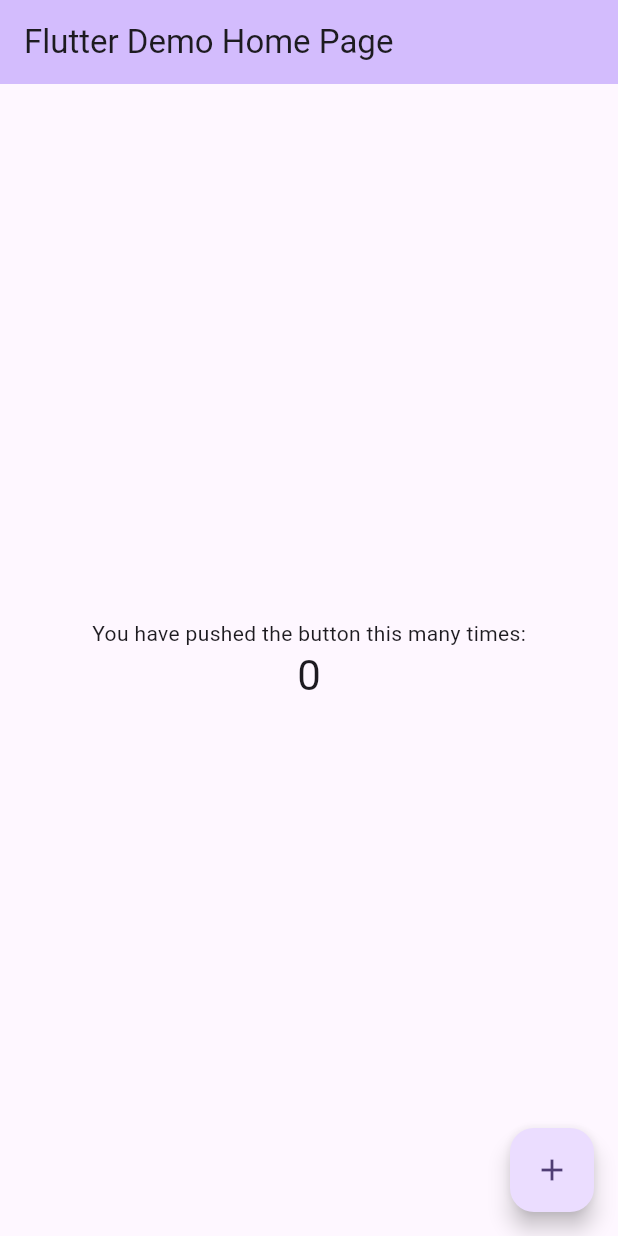
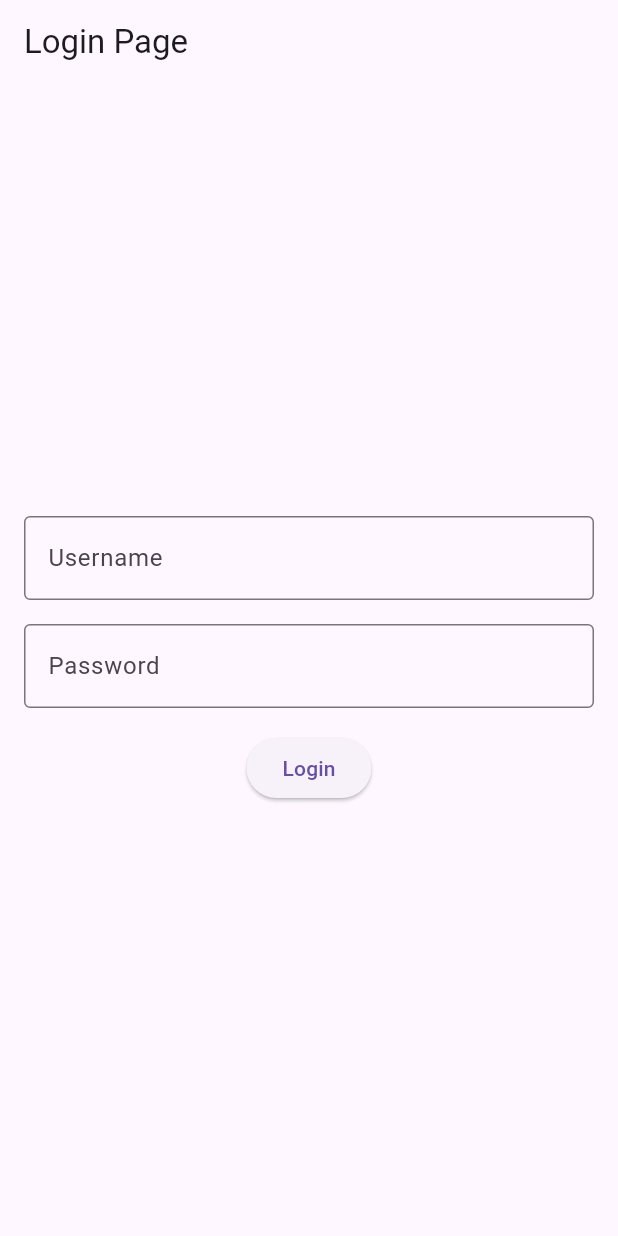
Before and after one commit to yogaacor/SiMontir, a Flutter app: the screen it shows after launch, on a phone screen of 412 x 824 dp. Run offline on Flutter 3.47's test engine with Material 3 defaults, Android fonts, the phone set to English and light mode, and no system bars.

Commit message:
Setup awal

```diff
--- a/lib/main.dart
+++ b/lib/main.dart
@@ -1,125 +1,113 @@
 import 'package:flutter/material.dart';
 
 void main() {
-  runApp(const MyApp());
+  runApp(MyApp());
 }
 
 class MyApp extends StatelessWidget {
-  const MyApp({super.key});
-
-  // This widget is the root of your application.
   @override
   Widget build(BuildContext context) {
     return MaterialApp(
-      title: 'Flutter Demo',
+      debugShowCheckedModeBanner: false,
+      title: 'Login Page',
       theme: ThemeData(
-        // This is the theme of your application.
-        //
-        // TRY THIS: Try running your application with "flutter run". You'll see
-        // the application has a purple toolbar. Then, without quitting the app,
-        // try changing the seedColor in the colorScheme below to Colors.green
-        // and then invoke "hot reload" (save your changes or press the "hot
-        // reload" button in a Flutter-supported IDE, or press "r" if you used
-        // the command line to start the app).
-        //
-        // Notice that the counter didn't reset back to zero; the application
-        // state is not lost during the reload. To reset the state, use hot
-        // restart instead.
-        //
-        // This works for code too, not just values: Most code changes can be
-        // tested with just a hot reload.
-        colorScheme: ColorScheme.fromSeed(seedColor: Colors.deepPurple),
-        useMaterial3: true,
+        primarySwatch: Colors.blue,
       ),
-      home: const MyHomePage(title: 'Flutter Demo Home Page'),
+      home: LoginPage(),
     );
   }
 }
 
-class MyHomePage extends StatefulWidget {
-  const MyHomePage({super.key, required this.title});
+class LoginPage extends StatefulWidget {
+  @override
+  _LoginPageState createState() => _LoginPageState();
+}
 
-  // This widget is the home page of your application. It is stateful, meaning
-  // that it has a State object (defined below) that contains fields that affect
-  // how it looks.
+class _LoginPageState extends State<LoginPage> {
+  final _formKey = GlobalKey<FormState>();
+  final _usernameController = TextEditingController();
+  final _passwordController = TextEditingController();
 
-  // This class is the configuration for the state. It holds the values (in this
-  // case the title) provided by the parent (in this case the App widget) and
-  // used by the build method of the State. Fields in a Widget subclass are
-  // always marked "final".
+  void _login() {
+    if (_formKey.currentState?.validate() ?? false) {
+      // Perform login logic
+      String username = _usernameController.text;
+      String password = _passwordController.text;
+      // For demonstration, print the values
+      print('Username: $username');
+      print('Password: $password');
 
-  final String title;
+      // You can add your own authentication logic here
+      // For example, send the credentials to a server for verification
+
+      // Clear the fields after login
+      _usernameController.clear();
+      _passwordController.clear();
+
+      // Navigate to the next screen or show a success message
+      ScaffoldMessenger.of(context).showSnackBar(
+        SnackBar(content: Text('Login successful!')),
+      );
+    }
+  }
 
   @override
-  State<MyHomePage> createState() => _MyHomePageState();
-}
-
-class _MyHomePageState extends State<MyHomePage> {
-  int _counter = 0;
-
-  void _incrementCounter() {
-    setState(() {
-      // This call to setState tells the Flutter framework that something has
-      // changed in this State, which causes it to rerun the build method below
-      // so that the display can reflect the updated values. If we changed
-      // _counter without calling setState(), then the build method would not be
-      // called again, and so nothing would appear to happen.
-      _counter++;
-    });
+  void dispose() {
+    _usernameController.dispose();
+    _passwordController.dispose();
+    super.dispose();
   }
 
   @override
   Widget build(BuildContext context) {
-    // This method is rerun every time setState is called, for instance as done
-    // by the _incrementCounter method above.
-    //
-    // The Flutter framework has been optimized to make rerunning build methods
-    // fast, so that you can just rebuild anything that needs updating rather
-    // than having to individually change instances of widgets.
     return Scaffold(
       appBar: AppBar(
-        // TRY THIS: Try changing the color here to a specific color (to
-        // Colors.amber, perhaps?) and trigger a hot reload to see the AppBar
-        // change color while the other colors stay the same.
-        backgroundColor: Theme.of(context).colorScheme.inversePrimary,
-        // Here we take the value from the MyHomePage object that was created by
-        // the App.build method, and use it to set our appbar title.
-        title: Text(widget.title),
+        title: Text('Login Page'),
       ),
-      body: Center(
-        // Center is a layout widget. It takes a single child and positions it
-        // in the middle of the parent.
+      body: Padding(
+        padding: EdgeInsets.all(16.0),
+        child: Form(
+          key: _formKey,
           child: Column(
-          // Column is also a layout widget. It takes a list of children and
-          // arranges them vertically. By default, it sizes itself to fit its
-          // children horizontally, and tries to be as tall as its parent.
-          //
-          // Column has various properties to control how it sizes itself and
-          // how it positions its children. Here we use mainAxisAlignment to
-          // center the children vertically; the main axis here is the vertical
-          // axis because Columns are vertical (the cross axis would be
-          // horizontal).
-          //
-          // TRY THIS: Invoke "debug painting" (choose the "Toggle Debug Paint"
-          // action in the IDE, or press "p" in the console), to see the
-          // wireframe for each widget.
             mainAxisAlignment: MainAxisAlignment.center,
             children: <Widget>[
-            const Text(
-              'You have pushed the button this many times:',
+              TextFormField(
+                controller: _usernameController,
+                decoration: InputDecoration(
+                  labelText: 'Username',
+                  border: OutlineInputBorder(),
                 ),
-            Text(
-              '$_counter',
-              style: Theme.of(context).textTheme.headlineMedium,
+                validator: (value) {
+                  if (value == null || value.isEmpty) {
+                    return 'Please enter your username';
+                  }
+                  return null;
+                },
+              ),
+              SizedBox(height: 16.0),
+              TextFormField(
+                controller: _passwordController,
+                decoration: InputDecoration(
+                  labelText: 'Password',
+                  border: OutlineInputBorder(),
+                ),
+                obscureText: true,
+                validator: (value) {
+                  if (value == null || value.isEmpty) {
+                    return 'Please enter your password';
+                  }
+                  return null;
+                },
+              ),
+              SizedBox(height: 16.0),
+              ElevatedButton(
+                onPressed: _login,
+                child: Text('Login'),
               ),
             ],
           ),
         ),
-      floatingActionButton: FloatingActionButton(
-        onPressed: _incrementCounter,
-        tooltip: 'Increment',
-        child: const Icon(Icons.add),
-      ), // This trailing comma makes auto-formatting nicer for build methods.
+      ),
     );
   }
 }
```
Also changed, not shown: lib/login_page/login.dart (added), lib/main_page/mainpage.dart (added). Lines whose indentation alone changed are shown as unchanged.
